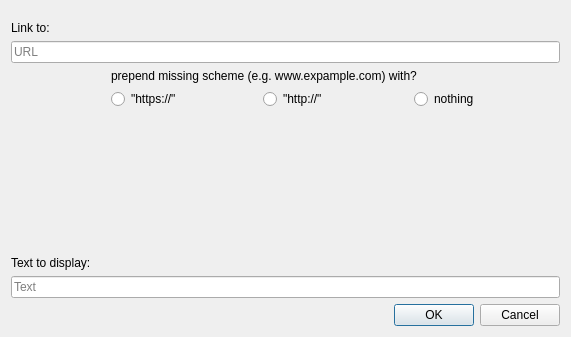
Before: the Qt Designer form designer/dialog.ui in ijgnd/anki21__editor_add_hyperlink, drawn with Qt 5.
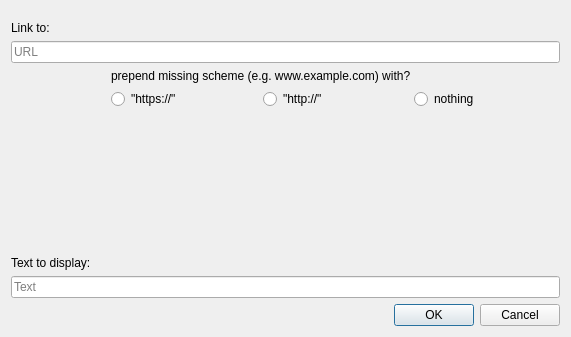
After: the same form once the commit is applied.

Commit message: fix typo in dialog

```diff
--- a/designer/dialog.ui
+++ b/designer/dialog.ui
@@ -75,7 +75,7 @@
             </sizepolicy>
            </property>
            <property name="text">
-            <string>prepend missing scheme (e.g. www.expample.com) with?</string>
+            <string>prepend missing scheme (e.g. www.example.com) with?</string>
            </property>
           </widget>
          </item>
```
